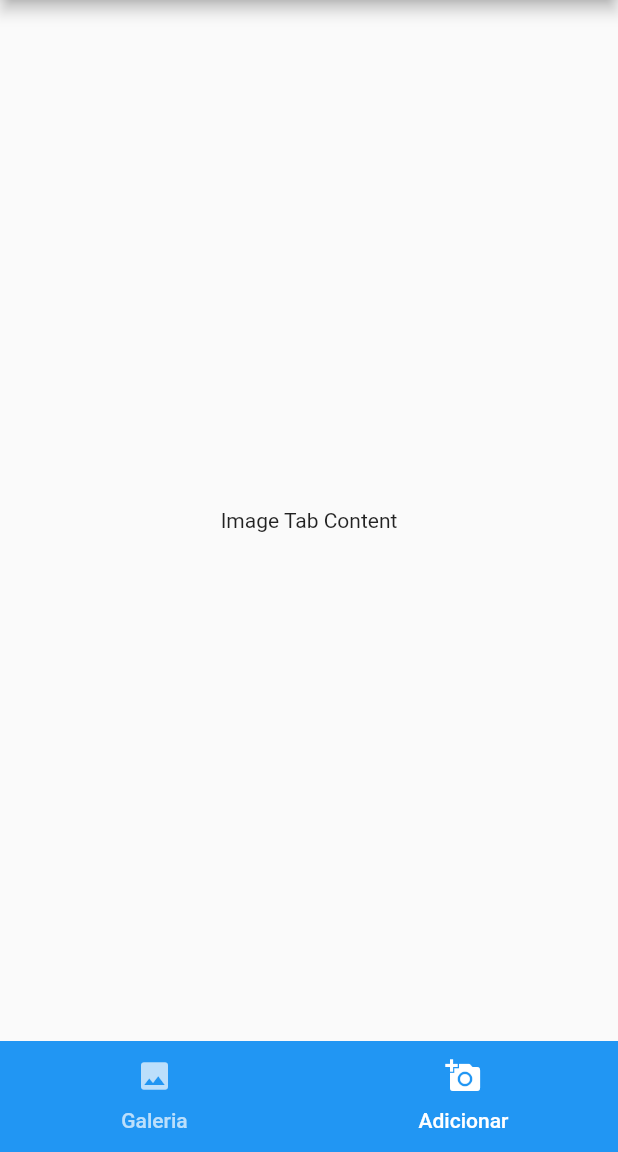
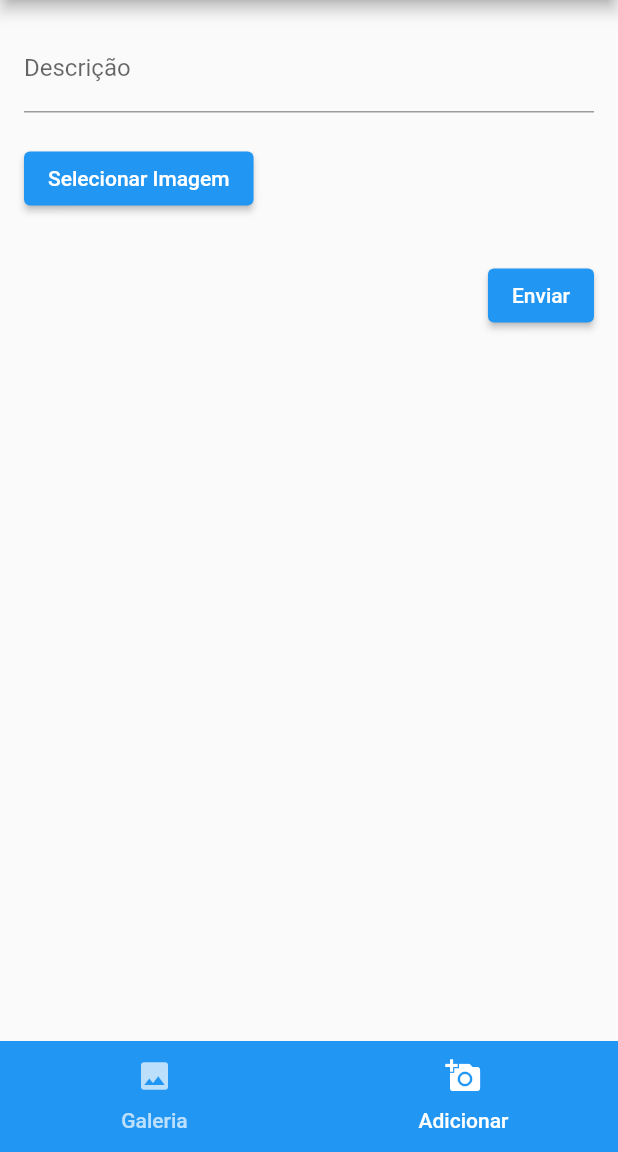
Before and after one commit to emanuelvasconnobre/romantic-app, a Flutter app: the GalleryPage screen opened directly, tab 2 chosen, on a phone screen of 412 x 824 dp, the part 84-1236 px from its top. Run offline on Flutter 3.47's test engine with Material 2 defaults, Android fonts, the phone set to English and light mode, and no system bars; our stand-ins replace flutter_bloc, image_picker; network calls fail.

Commit message:
feat: formulário de adicionar imagem feito

```diff
--- a/lib/screens/upload_image_screen.dart
+++ b/lib/screens/upload_image_screen.dart
@@ -1,4 +1,7 @@
+import 'dart:io';
+import 'package:flutter/foundation.dart';
 import 'package:flutter/material.dart';
+import 'package:image_picker/image_picker.dart';
 
 class UploadImageScreen extends StatefulWidget {
   const UploadImageScreen({super.key});
@@ -8,32 +11,100 @@ class UploadImageScreen extends StatefulWidget {
 }
 
 class _UploadImageScreenState extends State<UploadImageScreen> {
-  Future<void> _loadingDialog(BuildContext context) async {
-    return showDialog(
-      context: context,
-      barrierDismissible: false,
-      builder: (BuildContext context) {
-        return Dialog(
-          child: Container(
-            padding: const EdgeInsets.all(20.0),
-            child: const Row(
-              mainAxisSize: MainAxisSize.min,
-              children: [
-                CircularProgressIndicator(),
-                SizedBox(width: 20.0),
-                Text("Carregando..."),
-              ],
-            ),
-          ),
-        );
-      },
-    );
+  late bool _isLoading = false;
+
+  final GlobalKey<FormState> _formKey = GlobalKey<FormState>();
+  File? _image;
+  final picker = ImagePicker();
+  final TextEditingController _descriptionController = TextEditingController();
+
+  Future getImage() async {
+    final pickedFile = await picker.pickImage(source: ImageSource.gallery);
+
+    setState(() {
+      if (pickedFile != null) {
+        _image = File(pickedFile.path);
+      } else {
+        if (kDebugMode) {
+          print('Nenhuma imagem selecionada.');
+        }
+      }
+    });
+  }
+
+  void _submitForm() {
+    if (_formKey.currentState!.validate()) {
+      setState(() {
+        _isLoading = true;
+      });
+      // Simulando um envio de dados com um atraso de 3 segundos
+      Future.delayed(const Duration(seconds: 3), () {
+        if (_formKey.currentState!.validate() && _image != null) {
+          String description = _descriptionController.text;
+          if (kDebugMode) {
+            print('Descrição: $description');
+            print('Imagem selecionada: ${_image!.path}');
+          }
+        }
+        setState(() {
+          _isLoading = false;
+          _descriptionController.clear();
+          _image = null;
+        });
+      });
+    }
   }
 
   @override
   Widget build(BuildContext context) {
-    return const Center(
-      child: Text('Image Tab Content'),
+    return Padding(
+      padding: const EdgeInsets.all(16.0),
+      child: Form(
+        key: _formKey,
+        child: Column(
+          crossAxisAlignment: CrossAxisAlignment.start,
+          children: <Widget>[
+            TextFormField(
+              controller: _descriptionController,
+              decoration: const InputDecoration(
+                labelText: 'Descrição',
+              ),
+              validator: (value) {
+                if (value == null || value.isEmpty) {
+                  return 'Por favor, insira uma descrição';
+                }
+                return null;
+              },
+            ),
+            const SizedBox(height: 20),
+            ElevatedButton(
+              onPressed: getImage,
+              child: const Text('Selecionar Imagem'),
+            ),
+            const SizedBox(height: 10),
+            _image != null
+                ? Image.file(
+                    fit: BoxFit.contain,
+                    _image!,
+                    height: 150,
+                  )
+                : Container(),
+            const SizedBox(height: 20),
+            Row(
+              mainAxisAlignment: MainAxisAlignment.end,
+              children: [
+                if (_isLoading)
+                  const CircularProgressIndicator(),
+                const SizedBox(width: 20),
+                ElevatedButton(
+                  onPressed: _submitForm,
+                  child: const Text('Enviar'),
+                ),
+              ],
+            ),
+          ],
+        ),
+      ),
     );
   }
 }
--- a/pubspec.yaml
+++ b/pubspec.yaml
@@ -38,6 +38,7 @@ dependencies:
   cupertino_icons: ^1.0.2
   flutter_bloc: ^8.1.3
   file_picker: ^6.1.1
+  image_picker: ^1.0.4
 
 dev_dependencies:
   flutter_test:
```
Also changed, not shown: pubspec.lock.
